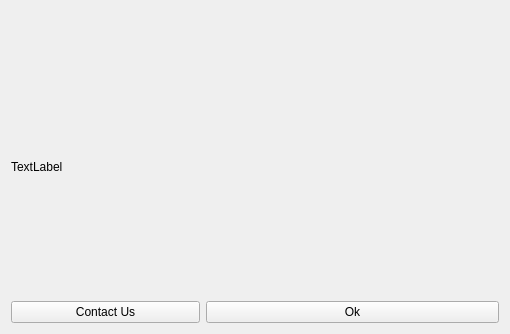
Qt form src/gui/forms/DialogAbout.ui (open-scan-crew/OpenScanTools) before a commit.
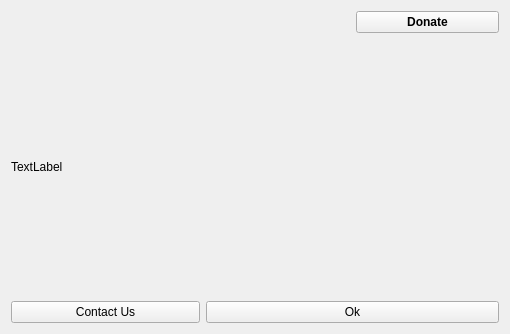
The same form after that commit. Icons and pictures are not drawn.

Commit message: Added Donate button

Patch:
```diff
--- a/src/gui/forms/DialogAbout.ui
+++ b/src/gui/forms/DialogAbout.ui
@@ -64,6 +64,19 @@
      </property>
     </widget>
    </item>
+   <item row="0" column="3">
+    <widget class="QPushButton" name="donateButton">
+     <property name="font">
+      <font>
+       <weight>75</weight>
+       <bold>true</bold>
+      </font>
+     </property>
+     <property name="text">
+      <string>Donate</string>
+     </property>
+    </widget>
+   </item>
   </layout>
  </widget>
  <tabstops>
```
The commit also changes 2 other files.
